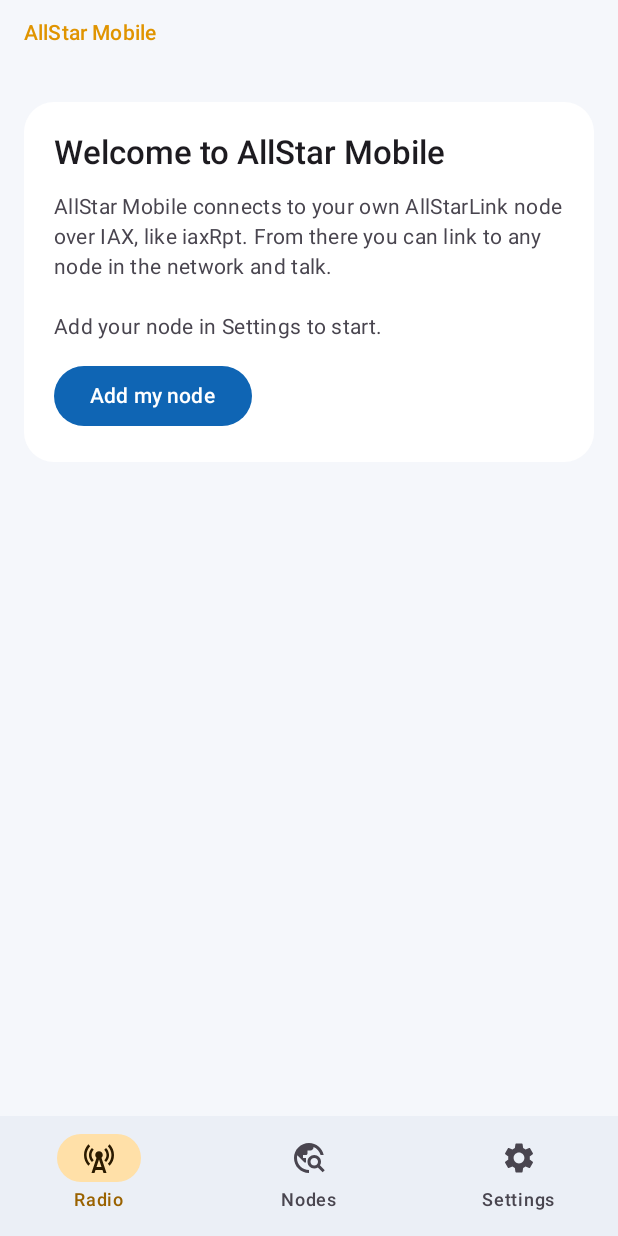
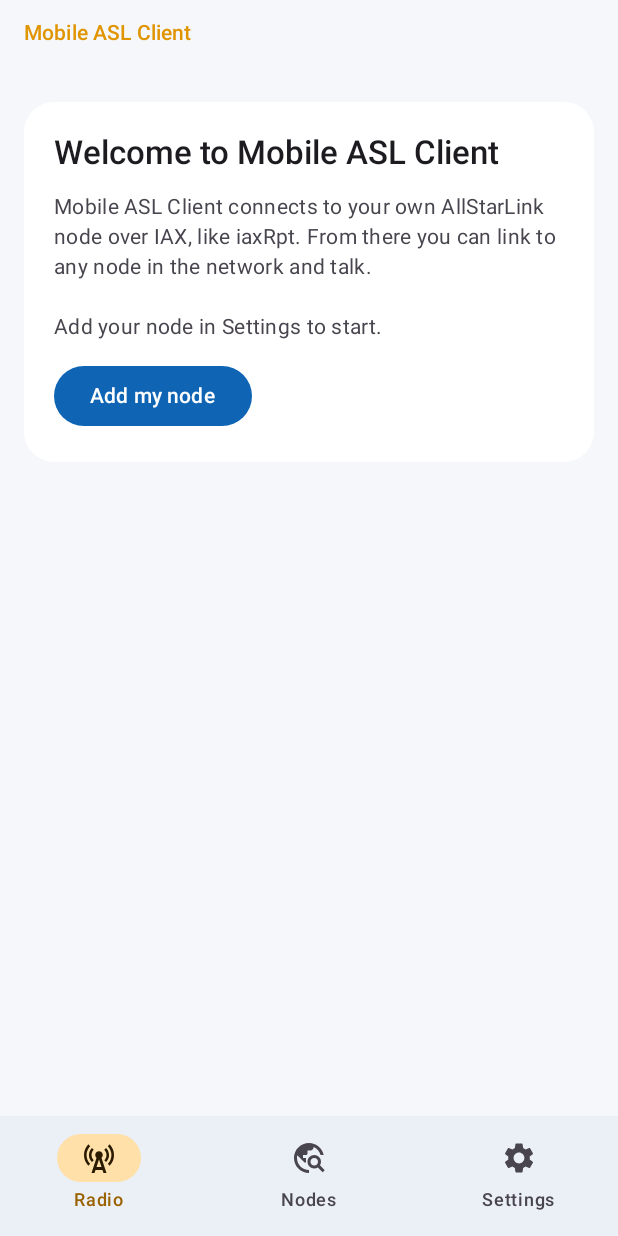
Before and after one commit to pyopower/allstar-mobile, an Android app built with Jetpack Compose: the screen it shows after launch (MainActivity), on a phone screen of 412 x 824 dp. Run offline under Robolectric (Android 15) with nearby library versions, the phone set to English and light mode, and no system bars; network calls fail; pictures from the network do not load.

Commit message:
Rename app to Mobile ASL Client
Co-Authored-By: Claude Opus 5.5 <noreply@anthropic.com>
Claude-Session: https://claude.ai/code/session_01Hi9GtvT6gMy8uqjNwYrW84

```diff
--- a/app/src/main/java/ovh/adan/allstar/data/NodeDirectory.kt
+++ b/app/src/main/java/ovh/adan/allstar/data/NodeDirectory.kt
@@ -74,7 +74,7 @@ class NodeDirectory(ctx: Context) {
 }
 
 object Http {
-    const val UA = "AllStarMobile/0.1 (Android)"
+    const val UA = "MobileASLClient/0.1 (Android)"
 
     fun get(url: String, timeoutMs: Int = 20000): String {
         var u = URL(url)
--- a/app/src/main/java/ovh/adan/allstar/ui/SettingsScreen.kt
+++ b/app/src/main/java/ovh/adan/allstar/ui/SettingsScreen.kt
@@ -152,7 +152,7 @@ fun SettingsScreen(
 
         SettingsCard {
             Text(stringResource(R.string.about), style = MaterialTheme.typography.titleMedium)
-            Text("AllStar Mobile ${BuildConfig.VERSION_NAME}", style = MaterialTheme.typography.bodyMedium)
+            Text("Mobile ASL Client ${BuildConfig.VERSION_NAME}", style = MaterialTheme.typography.bodyMedium)
             Text(stringResource(R.string.about_text), style = MaterialTheme.typography.bodySmall,
                 color = MaterialTheme.colorScheme.onSurfaceVariant)
         }
--- a/app/src/main/res/values/strings.xml
+++ b/app/src/main/res/values/strings.xml
@@ -1,6 +1,6 @@
 <?xml version="1.0" encoding="utf-8"?>
 <resources>
-    <string name="app_name">AllStar Mobile</string>
+    <string name="app_name">Mobile ASL Client</string>
     <string name="tab_radio">Radio</string>
     <string name="tab_nodes">Nodes</string>
     <string name="tab_settings">Settings</string>
@@ -33,8 +33,8 @@
     <string name="mode_r">Monitor</string>
     <string name="mode_c">Connecting</string>
 
-    <string name="welcome_title">Welcome to AllStar Mobile</string>
-    <string name="welcome_text">AllStar Mobile connects to your own AllStarLink node over IAX, like iaxRpt. From there you can link to any node in the network and talk.\n\nAdd your node in Settings to start.</string>
+    <string name="welcome_title">Welcome to Mobile ASL Client</string>
+    <string name="welcome_text">Mobile ASL Client connects to your own AllStarLink node over IAX, like iaxRpt. From there you can link to any node in the network and talk.\n\nAdd your node in Settings to start.</string>
     <string name="add_node">Add my node</string>
     <string name="mic_needed">Microphone permission is needed to transmit.</string>
 
```
Also changed, not shown: 2 other files.
